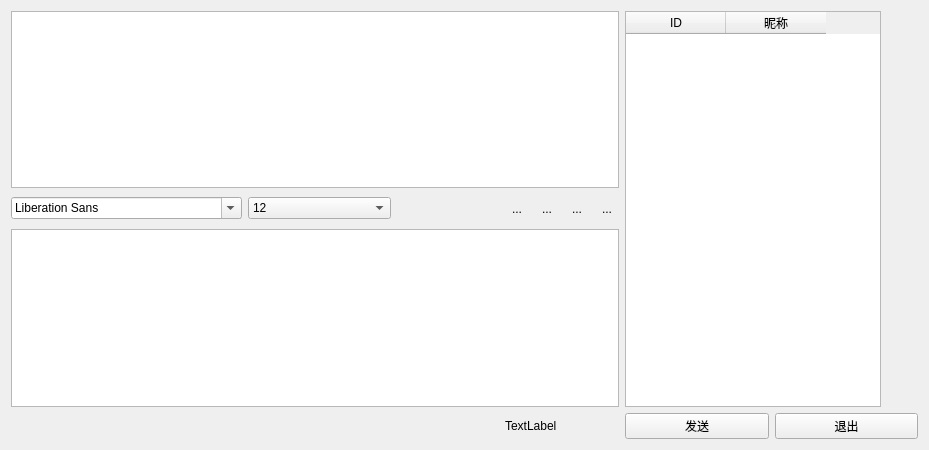
The window that Client/chatwidget.ui (Psychim/Group5Pro) describes before a commit, drawn with Qt 5.
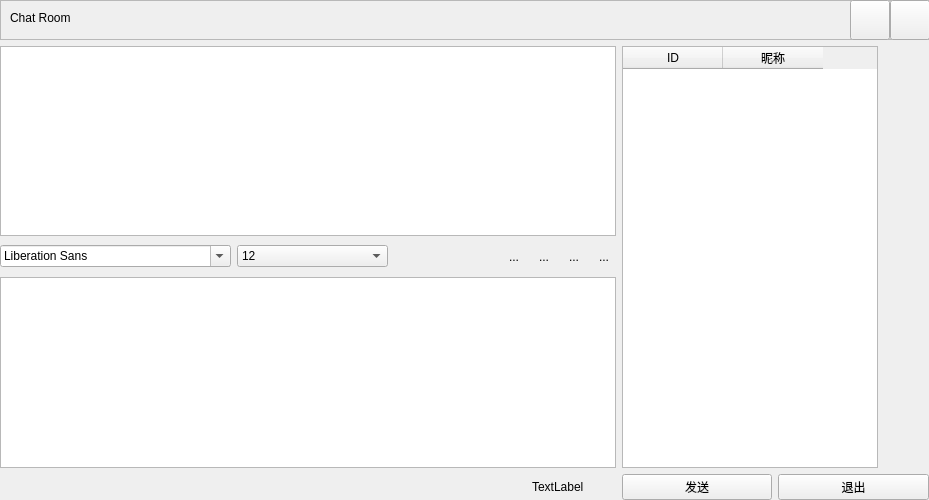
The same window after the commit. Icons and pictures are not drawn.

The edit to the form file:
```diff
--- a/Client/chatwidget.ui
+++ b/Client/chatwidget.ui
@@ -7,17 +7,113 @@
     <x>0</x>
     <y>0</y>
     <width>929</width>
-    <height>450</height>
+    <height>500</height>
    </rect>
   </property>
   <property name="windowTitle">
    <string>局域网聊天工具</string>
   </property>
   <layout class="QGridLayout" name="gridLayout">
-   <item row="0" column="0" colspan="9">
+   <property name="margin">
+    <number>0</number>
+   </property>
+   <item row="0" column="0" colspan="11">
+    <widget class="QFrame" name="frame">
+     <property name="minimumSize">
+      <size>
+       <width>929</width>
+       <height>40</height>
+      </size>
+     </property>
+     <property name="maximumSize">
+      <size>
+       <width>929</width>
+       <height>40</height>
+      </size>
+     </property>
+     <property name="frameShape">
+      <enum>QFrame::StyledPanel</enum>
+     </property>
+     <property name="frameShadow">
+      <enum>QFrame::Raised</enum>
+     </property>
+     <widget class="QLabel" name="label">
+      <property name="geometry">
+       <rect>
+        <x>10</x>
+        <y>10</y>
+        <width>111</width>
+        <height>16</height>
+       </rect>
+      </property>
+      <property name="text">
+       <string>Chat Room</string>
+      </property>
+     </widget>
+     <widget class="QPushButton" name="pushButton">
+      <property name="geometry">
+       <rect>
+        <x>850</x>
+        <y>0</y>
+        <width>40</width>
+        <height>40</height>
+       </rect>
+      </property>
+      <property name="minimumSize">
+       <size>
+        <width>40</width>
+        <height>40</height>
+       </size>
+      </property>
+      <property name="maximumSize">
+       <size>
+        <width>40</width>
+        <height>40</height>
+       </size>
+      </property>
+      <property name="text">
+       <string/>
+      </property>
+      <property name="icon">
+       <iconset resource="IconSources.qrc">
+        <normaloff>:/new/icon/images/minmin.png</normaloff>:/new/icon/images/minmin.png</iconset>
+      </property>
+     </widget>
+     <widget class="QPushButton" name="pushButton_2">
+      <property name="geometry">
+       <rect>
+        <x>890</x>
+        <y>0</y>
+        <width>40</width>
+        <height>40</height>
+       </rect>
+      </property>
+      <property name="minimumSize">
+       <size>
+        <width>40</width>
+        <height>40</height>
+       </size>
+      </property>
+      <property name="maximumSize">
+       <size>
+        <width>40</width>
+        <height>40</height>
+       </size>
+      </property>
+      <property name="text">
+       <string/>
+      </property>
+      <property name="icon">
+       <iconset resource="IconSources.qrc">
+        <normaloff>:/new/icon/images/close.png</normaloff>:/new/icon/images/close.png</iconset>
+      </property>
+     </widget>
+    </widget>
+   </item>
+   <item row="1" column="0" colspan="9">
     <widget class="QTextBrowser" name="messageBrowser"/>
    </item>
-   <item row="0" column="9" rowspan="3" colspan="2">
+   <item row="1" column="9" rowspan="3" colspan="2">
     <widget class="QTableWidget" name="userTableWidget">
      <property name="sizePolicy">
       <sizepolicy hsizetype="Fixed" vsizetype="Expanding">
@@ -46,10 +142,10 @@
      </column>
     </widget>
    </item>
-   <item row="1" column="0">
+   <item row="2" column="0">
     <widget class="QFontComboBox" name="fontComboBox"/>
    </item>
-   <item row="1" column="1">
+   <item row="2" column="1">
     <widget class="QComboBox" name="sizeComboBox">
      <property name="currentIndex">
       <number>3</number>
@@ -91,7 +187,7 @@
      </item>
     </widget>
    </item>
-   <item row="1" column="2">
+   <item row="2" column="2">
     <widget class="QToolButton" name="boldToolBtn">
      <property name="enabled">
       <bool>false</bool>
@@ -120,7 +216,7 @@
      </property>
     </widget>
    </item>
-   <item row="1" column="3">
+   <item row="2" column="3">
     <widget class="QToolButton" name="italicToolBtn">
      <property name="toolTip">
       <string>倾斜</string>
@@ -146,7 +242,7 @@
      </property>
     </widget>
    </item>
-   <item row="1" column="4">
+   <item row="2" column="4">
     <widget class="QToolButton" name="underlineToolBtn">
      <property name="toolTip">
       <string>下划线</string>
@@ -172,7 +268,7 @@
      </property>
     </widget>
    </item>
-   <item row="1" column="5">
+   <item row="2" column="5">
     <widget class="QToolButton" name="colorToolBtn">
      <property name="toolTip">
       <string>更改字体颜色</string>
@@ -195,7 +291,7 @@
      </property>
     </widget>
    </item>
-   <item row="1" column="6">
+   <item row="2" column="6">
     <widget class="QToolButton" name="sendToolBtn">
      <property name="toolTip">
       <string>传输文件</string>
@@ -218,7 +314,7 @@
      </property>
     </widget>
    </item>
-   <item row="1" column="7">
+   <item row="2" column="7">
     <widget class="QToolButton" name="saveToolBtn">
      <property name="toolTip">
       <string>保存聊天记录</string>
@@ -241,7 +337,7 @@
      </property>
     </widget>
    </item>
-   <item row="1" column="8">
+   <item row="2" column="8">
     <widget class="QToolButton" name="clearToolBtn">
      <property name="toolTip">
       <string>清空聊天记录</string>
@@ -264,17 +360,17 @@
      </property>
     </widget>
    </item>
-   <item row="2" column="0" colspan="9">
+   <item row="3" column="0" colspan="9">
     <widget class="QTextEdit" name="messageTextEdit"/>
    </item>
-   <item row="3" column="5" colspan="2">
+   <item row="4" column="6" colspan="3">
     <widget class="QLabel" name="userNumberLabel">
      <property name="text">
       <string>TextLabel</string>
      </property>
     </widget>
    </item>
-   <item row="3" column="9">
+   <item row="4" column="9">
     <widget class="QPushButton" name="sendButton">
      <property name="styleSheet">
       <string notr="true"/>
@@ -284,7 +380,7 @@
      </property>
     </widget>
    </item>
-   <item row="3" column="10">
+   <item row="4" column="10">
     <widget class="QPushButton" name="exitButton">
      <property name="styleSheet">
       <string notr="true"/>
```
